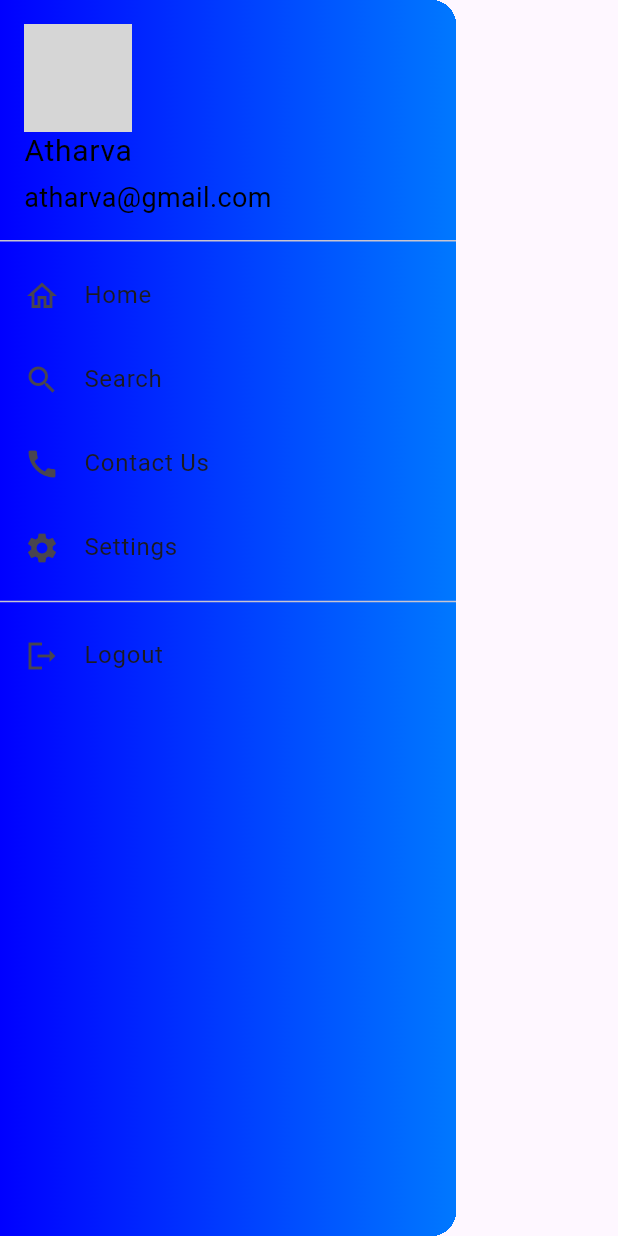
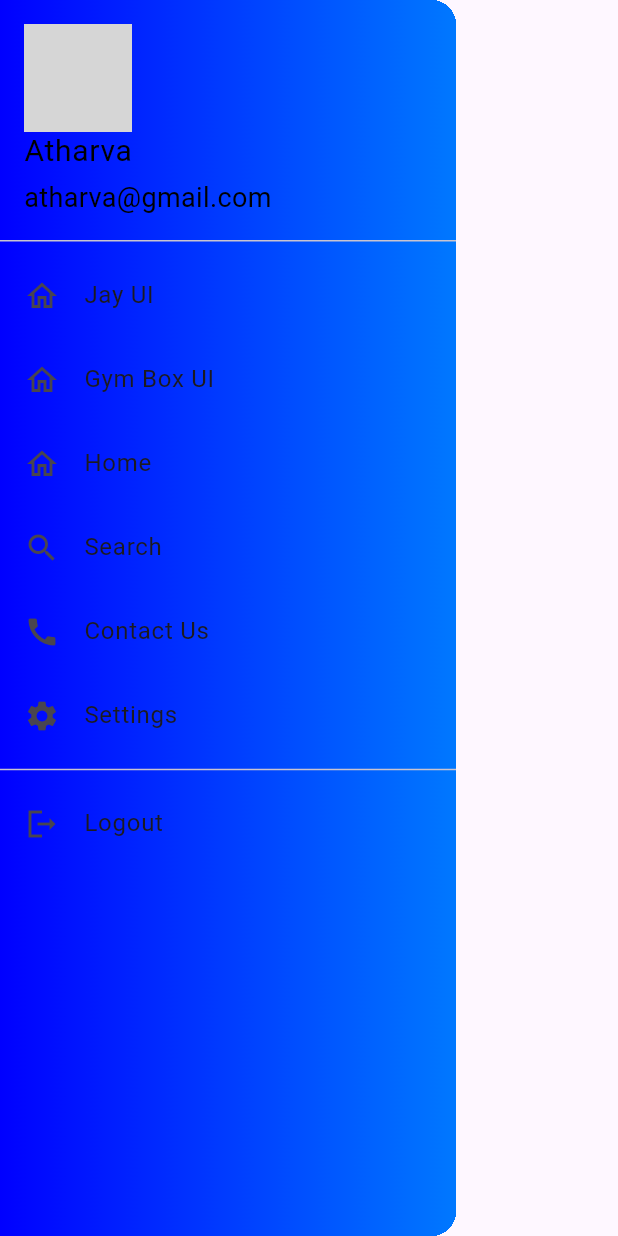
Before and after one commit to AtharvaParadkar/Flutterrr, a Flutter app: the MyDrawer widget shown alone on an empty page, opened directly, on a phone screen of 412 x 824 dp. Run offline on Flutter 3.47's test engine with Material 3 defaults, Android fonts, the phone set to English and light mode, and no system bars; our stand-ins replace another_carousel_pro, carousel_slider, fluttertoast, local_auth; missing offline and left inert: qr_code_scanner; network calls fail; grey boxes are pictures that could not be loaded.

```diff
--- a/lib/widgets/drawer.dart
+++ b/lib/widgets/drawer.dart
@@ -41,6 +41,16 @@ class MyDrawer extends StatelessWidget {
             ),
             ListTile(
               onTap: () =>Navigator.of(context).push(MaterialPageRoute(builder: (_)=>Navigation())),
+              leading: Icon(Icons.home_outlined),
+              title: Text('Jay UI'),
+            ),
+            ListTile(
+              onTap: () {},
+              leading: Icon(Icons.home_outlined),
+              title: Text('Gym Box UI'),
+            ),
+            ListTile(
+              onTap: () {},
               leading: Icon(Icons.home_outlined),
               title: Text('Home'),
             ),
```
